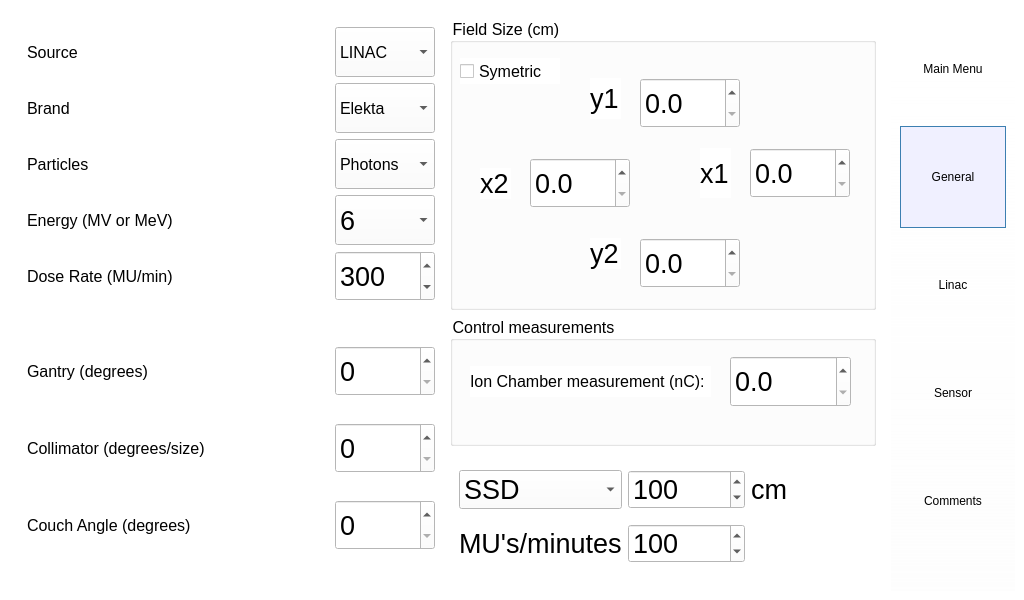
mfeijoo/BluePhysicsmodel82, file metadatagui2.ui: the form before one commit.
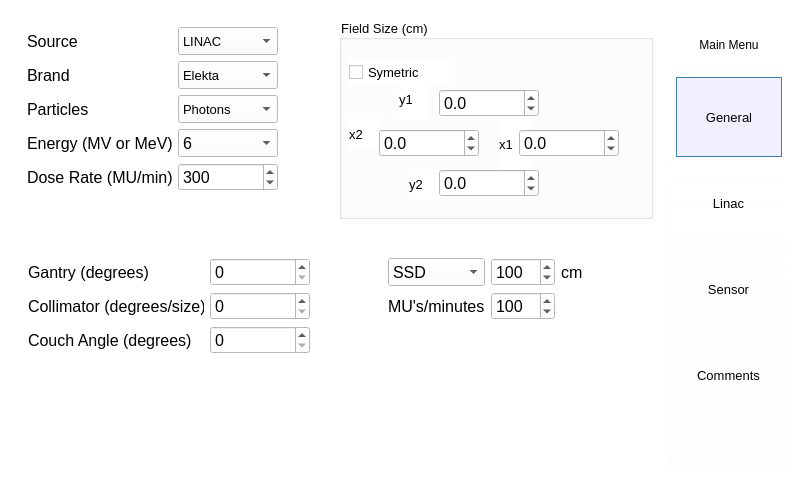
The form after the commit. The open tabs and pages were chosen to show the change. Icons and pictures are not drawn.

```diff
--- a/metadatagui2.ui
+++ b/metadatagui2.ui
@@ -6,14 +6,14 @@
    <rect>
     <x>0</x>
     <y>0</y>
-    <width>1024</width>
-    <height>600</height>
+    <width>800</width>
+    <height>480</height>
    </rect>
   </property>
   <property name="minimumSize">
    <size>
-    <width>1024</width>
-    <height>600</height>
+    <width>800</width>
+    <height>480</height>
    </size>
   </property>
   <property name="maximumSize">
@@ -33,6 +33,12 @@
    <string notr="true">background-color: rgb(255, 255, 255);</string>
   </property>
   <widget class="QWidget" name="centralwidget">
+   <property name="minimumSize">
+    <size>
+     <width>800</width>
+     <height>480</height>
+    </size>
+   </property>
    <property name="autoFillBackground">
     <bool>false</bool>
    </property>
@@ -608,63 +614,15 @@
        </widget>
       </widget>
       <widget class="QWidget" name="pagelinac">
-       <layout class="QGridLayout" name="gridLayout_4">
-        <item row="2" column="1">
-         <widget class="QGroupBox" name="groupBox">
-          <property name="font">
-           <font>
-            <pointsize>12</pointsize>
-           </font>
-          </property>
-          <property name="title">
-           <string>Control measurements</string>
-          </property>
-          <widget class="QLabel" name="label_23">
-           <property name="geometry">
-            <rect>
-             <x>20</x>
-             <y>50</y>
-             <width>241</width>
-             <height>31</height>
-            </rect>
-           </property>
-           <property name="font">
-            <font>
-             <pointsize>12</pointsize>
-            </font>
-           </property>
-           <property name="text">
-            <string>Ion Chamber measurement (nC):</string>
-           </property>
-          </widget>
-          <widget class="QDoubleSpinBox" name="sbionchamber">
-           <property name="geometry">
-            <rect>
-             <x>280</x>
-             <y>40</y>
-             <width>121</width>
-             <height>51</height>
-            </rect>
-           </property>
-           <property name="font">
-            <font>
-             <pointsize>20</pointsize>
-            </font>
-           </property>
-           <property name="decimals">
-            <number>1</number>
-           </property>
-           <property name="maximum">
-            <double>1000.000000000000000</double>
-           </property>
-           <property name="singleStep">
-            <double>0.100000000000000</double>
-           </property>
-          </widget>
-         </widget>
-        </item>
-        <item row="3" column="1">
          <widget class="QFrame" name="frame_6">
+        <property name="geometry">
+         <rect>
+          <x>370</x>
+          <y>240</y>
+          <width>214</width>
+          <height>80</height>
+         </rect>
+        </property>
           <property name="frameShape">
            <enum>QFrame::NoFrame</enum>
           </property>
@@ -674,9 +632,21 @@
           <layout class="QGridLayout" name="gridLayout_5">
            <item row="0" column="0">
             <widget class="QComboBox" name="linacssdsad">
+           <property name="minimumSize">
+            <size>
+             <width>0</width>
+             <height>28</height>
+            </size>
+           </property>
+           <property name="maximumSize">
+            <size>
+             <width>16777215</width>
+             <height>28</height>
+            </size>
+           </property>
              <property name="font">
               <font>
-               <pointsize>20</pointsize>
+             <pointsize>12</pointsize>
               </font>
              </property>
              <item>
@@ -693,9 +663,21 @@
            </item>
            <item row="0" column="1">
             <widget class="QSpinBox" name="linacssdsaddist">
+           <property name="minimumSize">
+            <size>
+             <width>0</width>
+             <height>28</height>
+            </size>
+           </property>
+           <property name="maximumSize">
+            <size>
+             <width>16777215</width>
+             <height>28</height>
+            </size>
+           </property>
              <property name="font">
               <font>
-               <pointsize>20</pointsize>
+             <pointsize>12</pointsize>
               </font>
              </property>
              <property name="maximum">
@@ -706,23 +688,11 @@
              </property>
             </widget>
            </item>
-           <item row="0" column="2">
-            <widget class="QLabel" name="label_16">
-             <property name="font">
-              <font>
-               <pointsize>20</pointsize>
-              </font>
-             </property>
-             <property name="text">
-              <string>cm</string>
-             </property>
-            </widget>
-           </item>
            <item row="1" column="0">
             <widget class="QLabel" name="label_15">
              <property name="font">
               <font>
-               <pointsize>20</pointsize>
+             <pointsize>12</pointsize>
               </font>
              </property>
              <property name="text">
@@ -732,9 +702,21 @@
            </item>
            <item row="1" column="1">
             <widget class="QSpinBox" name="linacmus">
+           <property name="minimumSize">
+            <size>
+             <width>0</width>
+             <height>28</height>
+            </size>
+           </property>
+           <property name="maximumSize">
+            <size>
+             <width>16777215</width>
+             <height>28</height>
+            </size>
+           </property>
              <property name="font">
               <font>
-               <pointsize>20</pointsize>
+             <pointsize>12</pointsize>
               </font>
              </property>
              <property name="maximum">
@@ -745,11 +727,29 @@
              </property>
             </widget>
            </item>
-          </layout>
-         </widget>
-        </item>
-        <item row="0" column="0" rowspan="2">
+         <item row="0" column="2">
+          <widget class="QLabel" name="label_16">
+           <property name="font">
+            <font>
+             <pointsize>12</pointsize>
+            </font>
+           </property>
+           <property name="text">
+            <string>cm</string>
+           </property>
+          </widget>
+         </item>
+        </layout>
+       </widget>
          <widget class="QFrame" name="frame_8">
+        <property name="geometry">
+         <rect>
+          <x>9</x>
+          <y>9</y>
+          <width>269</width>
+          <height>182</height>
+         </rect>
+        </property>
           <property name="maximumSize">
            <size>
             <width>16777215</width>
@@ -780,18 +780,18 @@
              <property name="minimumSize">
               <size>
                <width>100</width>
-               <height>50</height>
+             <height>28</height>
               </size>
              </property>
              <property name="maximumSize">
               <size>
                <width>100</width>
-               <height>50</height>
+             <height>28</height>
               </size>
              </property>
              <property name="font">
               <font>
-               <pointsize>12</pointsize>
+             <pointsize>10</pointsize>
               </font>
              </property>
              <property name="frame">
@@ -836,18 +836,18 @@
              <property name="minimumSize">
               <size>
                <width>100</width>
-               <height>50</height>
+             <height>28</height>
               </size>
              </property>
              <property name="maximumSize">
               <size>
                <width>100</width>
-               <height>50</height>
+             <height>28</height>
               </size>
              </property>
              <property name="font">
               <font>
-               <pointsize>12</pointsize>
+             <pointsize>10</pointsize>
               </font>
              </property>
              <property name="frame">
@@ -887,18 +887,18 @@
              <property name="minimumSize">
               <size>
                <width>100</width>
-               <height>50</height>
+             <height>28</height>
               </size>
              </property>
              <property name="maximumSize">
               <size>
                <width>100</width>
-               <height>50</height>
+             <height>28</height>
               </size>
              </property>
              <property name="font">
               <font>
-               <pointsize>12</pointsize>
+             <pointsize>10</pointsize>
               </font>
              </property>
              <item>
@@ -940,18 +940,18 @@
              <property name="minimumSize">
               <size>
                <width>100</width>
-               <height>50</height>
+             <height>28</height>
               </size>
              </property>
              <property name="maximumSize">
               <size>
                <width>100</width>
-               <height>50</height>
+             <height>28</height>
               </size>
              </property>
              <property name="font">
               <font>
-               <pointsize>20</pointsize>
+             <pointsize>12</pointsize>
               </font>
              </property>
              <item>
@@ -1018,18 +1018,18 @@
              <property name="minimumSize">
               <size>
                <width>100</width>
-               <height>50</height>
+             <height>28</height>
               </size>
              </property>
              <property name="maximumSize">
               <size>
                <width>100</width>
-               <height>50</height>
+             <height>28</height>
               </size>
              </property>
              <property name="font">
               <font>
-               <pointsize>20</pointsize>
+             <pointsize>12</pointsize>
               </font>
              </property>
              <property name="minimum">
@@ -1048,9 +1048,15 @@
            </item>
           </layout>
          </widget>
-        </item>
-        <item row="2" column="0" rowspan="2">
          <widget class="QFrame" name="frame_5">
+        <property name="geometry">
+         <rect>
+          <x>10</x>
+          <y>240</y>
+          <width>300</width>
+          <height>114</height>
+         </rect>
+        </property>
           <property name="font">
            <font>
             <pointsize>12</pointsize>
@@ -1080,18 +1086,18 @@
              <property name="minimumSize">
               <size>
                <width>100</width>
-               <height>50</height>
+             <height>28</height>
               </size>
              </property>
              <property name="maximumSize">
               <size>
                <width>100</width>
-               <height>50</height>
+             <height>28</height>
               </size>
              </property>
              <property name="font">
               <font>
-               <pointsize>20</pointsize>
+             <pointsize>12</pointsize>
               </font>
              </property>
              <property name="maximum">
@@ -1116,18 +1122,18 @@
              <property name="minimumSize">
               <size>
                <width>100</width>
-               <height>50</height>
+             <height>28</height>
               </size>
              </property>
              <property name="maximumSize">
               <size>
                <width>100</width>
-               <height>50</height>
+             <height>28</height>
               </size>
              </property>
              <property name="font">
               <font>
-               <pointsize>20</pointsize>
+             <pointsize>12</pointsize>
               </font>
              </property>
              <property name="maximum">
@@ -1152,18 +1158,18 @@
              <property name="minimumSize">
               <size>
                <width>100</width>
-               <height>50</height>
+             <height>28</height>
               </size>
              </property>
              <property name="maximumSize">
               <size>
                <width>100</width>
-               <height>50</height>
+             <height>28</height>
               </size>
              </property>
              <property name="font">
               <font>
-               <pointsize>20</pointsize>
+             <pointsize>12</pointsize>
               </font>
              </property>
              <property name="maximum">
@@ -1173,18 +1179,30 @@
            </item>
           </layout>
          </widget>
-        </item>
-        <item row="0" column="1" rowspan="2">
          <widget class="QGroupBox" name="groupBox_5">
+        <property name="geometry">
+         <rect>
+          <x>330</x>
+          <y>10</y>
+          <width>314</width>
+          <height>200</height>
+         </rect>
+        </property>
+        <property name="minimumSize">
+         <size>
+          <width>0</width>
+          <height>200</height>
+         </size>
+        </property>
           <property name="maximumSize">
            <size>
             <width>16777215</width>
-            <height>16777215</height>
+          <height>200</height>
            </size>
           </property>
           <property name="font">
            <font>
-            <pointsize>12</pointsize>
+          <pointsize>10</pointsize>
            </font>
           </property>
           <property name="title">
@@ -1193,15 +1211,15 @@
           <widget class="QLabel" name="label_6">
            <property name="geometry">
             <rect>
-             <x>30</x>
-             <y>150</y>
+           <x>10</x>
+           <y>100</y>
              <width>31</width>
              <height>31</height>
             </rect>
            </property>
            <property name="font">
             <font>
-             <pointsize>20</pointsize>
+           <pointsize>10</pointsize>
             </font>
            </property>
            <property name="text">
@@ -1211,15 +1229,15 @@
           <widget class="QLabel" name="label_9">
            <property name="geometry">
             <rect>
-             <x>140</x>
-             <y>220</y>
+           <x>70</x>
+           <y>150</y>
              <width>31</width>
              <height>31</height>
             </rect>
            </property>
            <property name="font">
             <font>
-             <pointsize>20</pointsize>
+           <pointsize>10</pointsize>
             </font>
            </property>
            <property name="text">
@@ -1229,15 +1247,15 @@
           <widget class="QLabel" name="label_10">
            <property name="geometry">
             <rect>
-             <x>250</x>
-             <y>130</y>
+           <x>160</x>
+           <y>100</y>
              <width>31</width>
              <height>50</height>
             </rect>
            </property>
            <property name="font">
             <font>
-             <pointsize>20</pointsize>
+           <pointsize>10</pointsize>
             </font>
            </property>
            <property name="text">
@@ -1247,7 +1265,7 @@
           <widget class="QLabel" name="label_11">
            <property name="geometry">
             <rect>
-             <x>140</x>
+           <x>60</x>
              <y>60</y>
              <width>31</width>
              <height>41</height>
@@ -1255,7 +1273,7 @@
            </property>
            <property name="font">
             <font>
-             <pointsize>20</pointsize>
+           <pointsize>10</pointsize>
             </font>
            </property>
            <property name="text">
@@ -1265,20 +1283,35 @@
           <widget class="QDoubleSpinBox" name="x2coord">
            <property name="geometry">
             <rect>
-             <x>80</x>
-             <y>140</y>
+           <x>40</x>
+           <y>110</y>
              <width>100</width>
-             <height>50</height>
-            </rect>
-           </property>
+           <height>28</height>
+          </rect>
+         </property>
+         <property name="minimumSize">
+          <size>
+           <width>0</width>
+           <height>28</height>
+          </size>
+         </property>
+         <property name="maximumSize">
+          <size>
+           <width>16777215</width>
+           <height>28</height>
+          </size>
+         </property>
            <property name="font">
             <font>
-             <pointsize>20</pointsize>
+           <pointsize>12</pointsize>
             </font>
            </property>
            <property name="decimals">
             <number>1</number>
            </property>
+         <property name="minimum">
+          <double>-20.000000000000000</double>
+         </property>
            <property name="maximum">
             <double>20.000000000000000</double>
            </property>
@@ -1289,20 +1322,35 @@
           <widget class="QDoubleSpinBox" name="y1coord">
            <property name="geometry">
             <rect>
-             <x>190</x>
-             <y>60</y>
+           <x>100</x>
+           <y>70</y>
              <width>100</width>
-             <height>50</height>
-            </rect>
-           </property>
+           <height>28</height>
+          </rect>
+         </property>
+         <property name="minimumSize">
+          <size>
+           <width>0</width>
+           <height>28</height>
+          </size>
+         </property>
+         <property name="maximumSize">
+          <size>
+           <width>16777215</width>
+           <height>28</height>
+          </size>
+         </property>
            <property name="font">
             <font>
-             <pointsize>20</pointsize>
+           <pointsize>12</pointsize>
             </font>
            </property>
            <property name="decimals">
             <number>1</number>
            </property>
+         <property name="minimum">
+          <double>-20.000000000000000</double>
+         </property>
            <property name="maximum">
             <double>20.000000000000000</double>
            </property>
@@ -1313,20 +1361,35 @@
           <widget class="QDoubleSpinBox" name="x1coord">
            <property name="geometry">
             <rect>
-             <x>300</x>
-             <y>130</y>
+           <x>180</x>
+           <y>110</y>
              <width>100</width>
-             <height>50</height>
-            </rect>
-           </property>
+           <height>28</height>
+          </rect>
+         </property>
+         <property name="minimumSize">
+          <size>
+           <width>0</width>
+           <height>28</height>
+          </size>
+         </property>
+         <property name="maximumSize">
+          <size>
+           <width>16777215</width>
+           <height>28</height>
+          </size>
+         </property>
            <property name="font">
             <font>
-             <pointsize>20</pointsize>
+           <pointsize>12</pointsize>
             </font>
            </property>
            <property name="decimals">
             <number>1</number>
            </property>
+         <property name="minimum">
+          <double>-20.000000000000000</double>
+         </property>
            <property name="maximum">
             <double>20.000000000000000</double>
            </property>
@@ -1337,20 +1400,35 @@
           <widget class="QDoubleSpinBox" name="y2coord">
            <property name="geometry">
             <rect>
-             <x>190</x>
-             <y>220</y>
+           <x>100</x>
+           <y>150</y>
              <width>100</width>
-             <height>50</height>
-            </rect>
-           </property>
+           <height>28</height>
+          </rect>
+         </property>
+         <property name="minimumSize">
+          <size>
+           <width>0</width>
+           <height>28</height>
+          </size>
+         </property>
+         <property name="maximumSize">
+          <size>
+           <width>16777215</width>
+           <height>28</height>
+          </size>
+         </property>
            <property name="font">
             <font>
-             <pointsize>20</pointsize>
+           <pointsize>12</pointsize>
             </font>
            </property>
            <property name="decimals">
             <number>1</number>
            </property>
+         <property name="minimum">
+          <double>-20.000000000000000</double>
+         </property>
            <property name="maximum">
             <double>20.000000000000000</double>
            </property>
@@ -1367,13 +1445,16 @@
              <height>26</height>
             </rect>
            </property>
+         <property name="font">
+          <font>
+           <pointsize>10</pointsize>
+          </font>
+         </property>
            <property name="text">
             <string>Symetric</string>
            </property>
           </widget>
          </widget>
-        </item>
-       </layout>
       </widget>
       <widget class="QWidget" name="pagesensor">
        <layout class="QGridLayout" name="gridLayout_3">
@@ -1941,8 +2022,8 @@
          </property>
          <property name="minimumSize">
           <size>
-           <width>0</width>
-           <height>102</height>
+           <width>80</width>
+           <height>53</height>
           </size>
          </property>
          <property name="toolTip">
@@ -1957,12 +2038,12 @@
          </property>
          <property name="iconSize">
           <size>
-           <width>75</width>
-           <height>75</height>
+           <width>50</width>
+           <height>50</height>
           </size>
          </property>
          <property name="toolButtonStyle">
-          <enum>Qt::ToolButtonTextUnderIcon</enum>
+          <enum>Qt::ToolButtonIconOnly</enum>
          </property>
         </widget>
        </item>
@@ -1976,10 +2057,15 @@
          </property>
          <property name="minimumSize">
           <size>
-           <width>0</width>
-           <height>102</height>
+           <width>105</width>
+           <height>80</height>
           </size>
          </property>
+         <property name="font">
+          <font>
+           <pointsize>10</pointsize>
+          </font>
+         </property>
          <property name="text">
           <string>General</string>
          </property>
@@ -1989,8 +2075,8 @@
          </property>
          <property name="iconSize">
           <size>
-           <width>75</width>
-           <height>75</height>
+           <width>50</width>
+           <height>50</height>
           </size>
          </property>
          <property name="checkable">
@@ -2014,10 +2100,15 @@
         <widget class="QToolButton" name="tblinac">
          <property name="minimumSize">
           <size>
-           <width>106</width>
-           <height>102</height>
+           <width>105</width>
+           <height>80</height>
           </size>
          </property>
+         <property name="font">
+          <font>
+           <pointsize>10</pointsize>
+          </font>
+         </property>
          <property name="text">
           <string>Linac</string>
          </property>
@@ -2027,8 +2118,8 @@
          </property>
          <property name="iconSize">
           <size>
-           <width>75</width>
-           <height>75</height>
+           <width>50</width>
+           <height>50</height>
           </size>
          </property>
          <property name="checkable">
@@ -2049,10 +2140,15 @@
         <widget class="QToolButton" name="tbsensor">
          <property name="minimumSize">
           <size>
-           <width>106</width>
-           <height>102</height>
+           <width>105</width>
+           <height>80</height>
           </size>
          </property>
+         <property name="font">
+          <font>
+           <pointsize>10</pointsize>
+          </font>
+         </property>
          <property name="text">
           <string>Sensor</string>
          </property>
@@ -2062,8 +2158,8 @@
          </property>
          <property name="iconSize">
           <size>
-           <width>75</width>
-           <height>75</height>
+           <width>50</width>
+           <height>50</height>
           </size>
          </property>
          <property name="checkable">
@@ -2084,10 +2180,15 @@
         <widget class="QToolButton" name="tbcomments">
          <property name="minimumSize">
           <size>
-           <width>106</width>
-           <height>102</height>
+           <width>105</width>
+           <height>80</height>
           </size>
          </property>
+         <property name="font">
+          <font>
+           <pointsize>10</pointsize>
+          </font>
+         </property>
          <property name="text">
           <string>Comments</string>
          </property>
@@ -2097,8 +2198,8 @@
          </property>
          <property name="iconSize">
           <size>
-           <width>75</width>
-           <height>75</height>
+           <width>50</width>
+           <height>50</height>
           </size>
          </property>
          <property name="checkable">
```
Left out of the diff: 507 changed lines with no effect on the pictures. Lines whose indentation alone changed are shown as unchanged.
